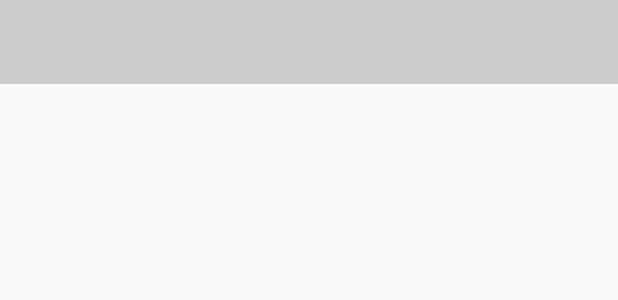
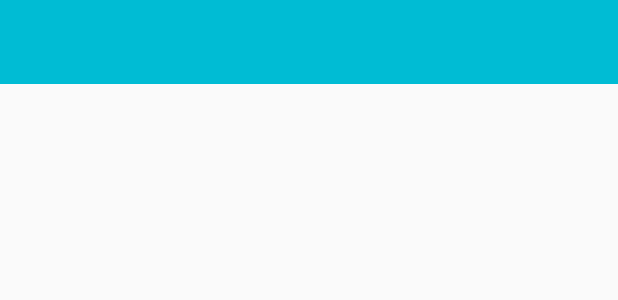
Before and after one commit to serence/Serence, an Android app: the layout app_bar.xml on its own in the app's theme, with its tools: preview values and no code run, on a phone screen of 412 x 824 dp. Shown: the top 300 px of the screen. Run offline under Robolectric (Android 15) with nearby library versions, the phone set to English and light mode, and no system bars.

Commit message:
Customize the look of the toobar.

```diff
--- a/app/src/main/res/layout/app_bar.xml
+++ b/app/src/main/res/layout/app_bar.xml
@@ -1,8 +1,11 @@
 <?xml version="1.0" encoding="utf-8"?>
 <android.support.v7.widget.Toolbar xmlns:android="http://schemas.android.com/apk/res/android"
+    xmlns:app="http://schemas.android.com/apk/res-auto"
     android:orientation="vertical"
     android:layout_width="match_parent"
     android:layout_height="wrap_content"
-    android:background="#ccc">
+    android:background="@color/primaryColor"
+    app:theme="@style/ThemeOverlay.AppCompat.Dark"
+    app:popupTheme="@style/ThemeOverlay.AppCompat.Light">
 
 </android.support.v7.widget.Toolbar>
--- a/app/src/main/res/values/color.xml
+++ b/app/src/main/res/values/color.xml
@@ -1,7 +1,7 @@
 <?xml version="1.0" encoding="utf-8"?>
 <resources>
-    <color name="primaryColor">#3f51b5</color>
-    <color name="primaryDarkColor">#303f9f</color>
+    <color name="primaryColor">#00bcd4</color>
+    <color name="primaryDarkColor">#006064</color>
     <color name="accentColor">#e91e63</color>
 
 
```
